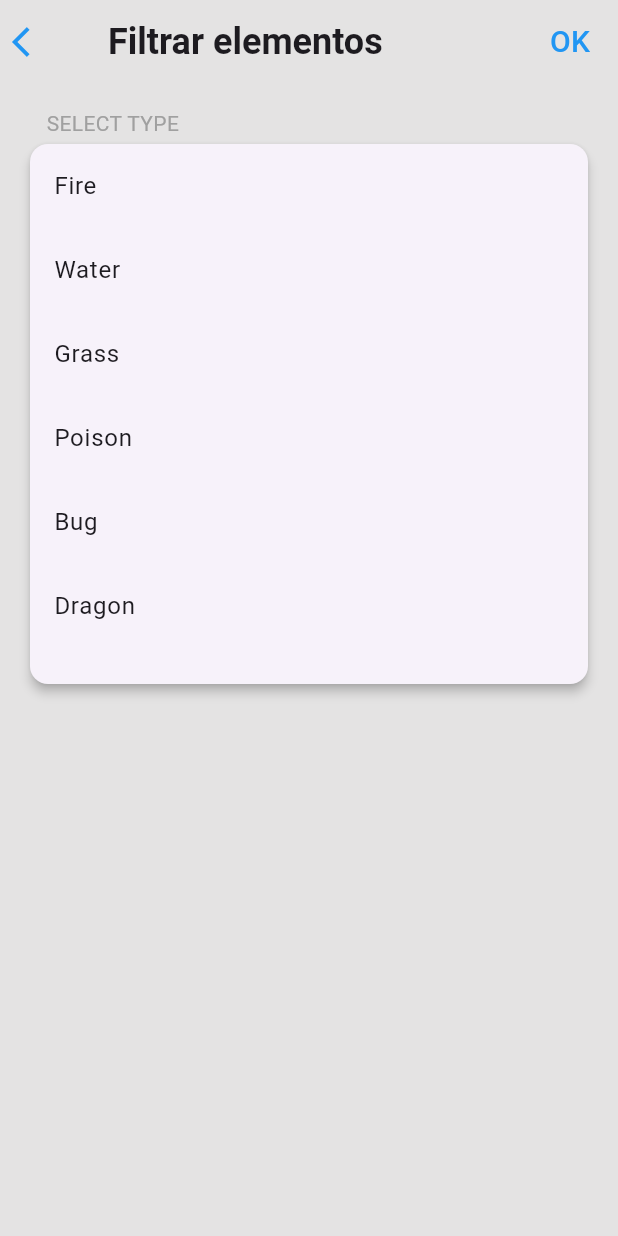
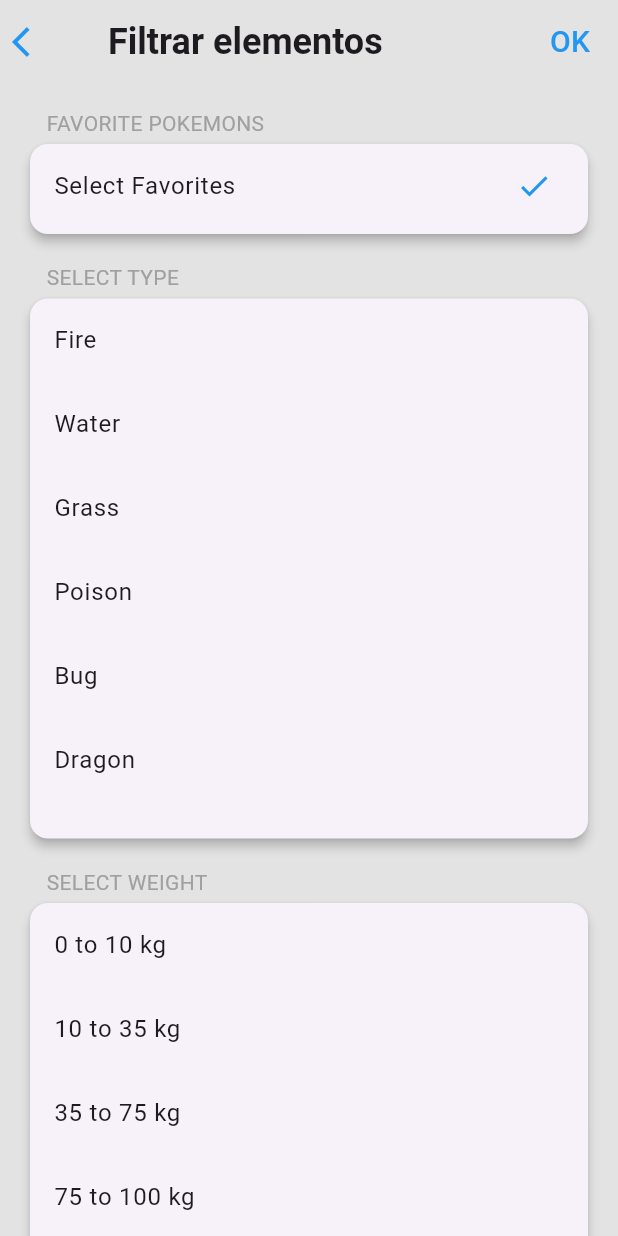
Before and after one commit to mdusap/pokedex, a Flutter app: the screen it shows after launch, after a tap on the "tune" icon, on a phone screen of 412 x 824 dp. Run offline on Flutter 3.47's test engine with Material 3 defaults, Android fonts, the phone set to English and light mode, and no system bars; our stand-ins replace shared_preferences; network calls fail.

Commit message:
a lot of things

```diff
--- /dev/null
+++ b/devtools_options.yaml
@@ -0,0 +1 @@
+extensions:
--- /dev/null
+++ b/lib/helpers/shared_preferences_manager.dart
@@ -0,0 +1,41 @@
+import 'package:shared_preferences/shared_preferences.dart';
+
+class SharedPreferencesManager {
+  static SharedPreferencesManager? _instance;
+  late SharedPreferences _prefs;
+
+  SharedPreferencesManager._internal();
+
+  factory SharedPreferencesManager() {
+    return _instance ??= SharedPreferencesManager._internal();
+  }
+
+  Future<void> init() async {
+    _prefs = await SharedPreferences.getInstance();
+  }
+
+  bool getBool(String key, {bool defaultValue = false}) {
+    return _prefs.getBool(key) ?? defaultValue;
+  }
+
+  Future<bool> setBool(String key, bool value) async {
+    return await _prefs.setBool(key, value);
+  }
+
+  List<String> getStringList(String key,
+      {List<String> defaultValue = const []}) {
+    return _prefs.getStringList(key) ?? defaultValue;
+  }
+
+  Future<bool> setStringList(String key, List<String> value) async {
+    return await _prefs.setStringList(key, value);
+  }
+
+  List<String> getEmptyStringList(String key) {
+    return _prefs.getStringList(key) ?? [];
+  }
+
+  Future<bool> setEmptyStringList(String key) async {
+    return await _prefs.setStringList(key, []);
+  }
+}
--- a/lib/main.dart
+++ b/lib/main.dart
@@ -1,10 +1,13 @@
 import 'dart:io';
 
 import 'package:flutter/material.dart';
+import 'package:pokedex/helpers/shared_preferences_manager.dart';
 import 'package:pokedex/screens/pokemon_list.dart';
 
-void main() {
+void main() async {
   HttpOverrides.global = MyHttpOverrides();
+  WidgetsFlutterBinding.ensureInitialized();
+  await SharedPreferencesManager().init();
   runApp(const MyApp());
 }
 
--- a/lib/screens/pokemon_filter.dart
+++ b/lib/screens/pokemon_filter.dart
@@ -1,10 +1,9 @@
 import 'package:flutter/material.dart';
 import 'package:pokedex/data/pokemon.dart';
-import 'package:shared_preferences/shared_preferences.dart';
+import 'package:pokedex/helpers/shared_preferences_manager.dart';
 
 class PokemonFilterScreen extends StatefulWidget {
-    const PokemonFilterScreen({Key? key}) : super(key: key);
-
+  const PokemonFilterScreen({Key? key}) : super(key: key);
 
   @override
   State<PokemonFilterScreen> createState() {
@@ -15,6 +14,8 @@ class PokemonFilterScreen extends StatefulWidget {
 class _PokemonFilterScreenState extends State<PokemonFilterScreen> {
   late List<Pokemon> pokemonList;
 
+  SharedPreferencesManager prefsManager = SharedPreferencesManager();
+
   List<String> pokemonTypes = [
     'Fire',
     'Water',
@@ -24,26 +25,41 @@ class _PokemonFilterScreenState extends State<PokemonFilterScreen> {
     'Dragon'
   ];
 
+  List<String> pokemonWeights = [
+    '0 to 10 kg',
+    '10 to 35 kg',
+    '35 to 75 kg',
+    '75 to 100 kg',
+    '100 o superior',
+  ];
+
+  List<String> favoritePokemons = [
+    'Select Favorites',
+    'Select All',
+  ];
+
   // Using set instead of list to not allow duplicated (When user presses the same item multiple times it gets the same value multiple times and that was an error)
   Set<String> selectedTypes = {};
+  Set<String> selectedWeights = {};
 
   @override
   void initState() {
     super.initState();
-    _loadSelectedTypes();
-  }
-
-  Future<void> _loadSelectedTypes() async {
-    SharedPreferences prefs = await SharedPreferences.getInstance();
-    setState(() {
-      selectedTypes = (prefs.getStringList('selectedTypes') ?? []).toSet();
-    });
+    if (selectedTypes.isNotEmpty) {
+      selectedTypes = (prefsManager.getStringList('selectedTypes')).toSet();
+    } else {
+      selectedTypes =
+          (prefsManager.getEmptyStringList('selectedTypes')).toSet();
+    }
   }
 
   // Using shared_preferences to save the selected item so when we go back to the filter screen mantain the selected item/s
-  Future<void> _saveSelectedTypes() async {
-    SharedPreferences prefs = await SharedPreferences.getInstance();
-    prefs.setStringList('selectedTypes', selectedTypes.toList());
+  Future<void> _saveFilters() async {
+    if (selectedTypes.isEmpty) {
+      prefsManager.setEmptyStringList('selectedTypes');
+    } else {
+      prefsManager.setStringList('selectedTypes', selectedTypes.toList());
+    }
   }
 
   @override
@@ -53,9 +69,10 @@ class _PokemonFilterScreenState extends State<PokemonFilterScreen> {
       appBar: AppBar(
         actions: [
           TextButton(
-            onPressed: () async {
-              await _saveSelectedTypes();
-              Navigator.pop(context, selectedTypes.toSet());
+            onPressed: () {
+              _saveFilters();
+              //final data = {"types":selectedTypes.toSet(), "weights":selectedWeights.toSet()};
+              Navigator.of(context).pop(selectedTypes.toSet());
             },
             child: const Text(
               'OK',
@@ -92,6 +109,48 @@ class _PokemonFilterScreenState extends State<PokemonFilterScreen> {
           child: Column(
             crossAxisAlignment: CrossAxisAlignment.stretch,
             children: [
+              const Padding(
+                padding: EdgeInsets.only(left: 15),
+                child: Text(
+                  'FAVORITE POKEMONS',
+                  style: TextStyle(color: Color.fromARGB(255, 160, 160, 160)),
+                ),
+              ),
+              Card(
+                elevation: 3,
+                child: SizedBox(
+                  height: 60.0,
+                  child: ListView.builder(
+                    physics: const NeverScrollableScrollPhysics(),
+                    itemCount: favoritePokemons.length,
+                    itemBuilder: (BuildContext context, int index) {
+                      String favorites = favoritePokemons[index];
+                      bool isSelected = favoritePokemons.contains(favorites);
+                      return ListTile(
+                        title: Text(favorites),
+                        onTap: () {
+                          setState(() {
+                            if (isSelected) {
+                              selectedTypes.remove(favorites);
+                            } else {
+                              selectedTypes.add(favorites);
+                            }
+                          });
+                        },
+                        trailing: isSelected
+                            ? const Icon(
+                                Icons.check,
+                                color: Colors.blue,
+                              )
+                            : null,
+                      );
+                    },
+                  ),
+                ),
+              ),
+              const SizedBox(
+                height: 15,
+              ),
               const Padding(
                 padding: EdgeInsets.only(left: 15),
                 child: Text(
@@ -132,6 +191,48 @@ class _PokemonFilterScreenState extends State<PokemonFilterScreen> {
                   ),
                 ),
               ),
+              const SizedBox(
+                height: 15,
+              ),
+              const Padding(
+                padding: EdgeInsets.only(left: 15),
+                child: Text(
+                  'SELECT WEIGHT',
+                  style: TextStyle(color: Color.fromARGB(255, 160, 160, 160)),
+                ),
+              ),
+              Card(
+                elevation: 3,
+                child: SizedBox(
+                  height: pokemonWeights.length * 60.0,
+                  child: ListView.builder(
+                    physics: const NeverScrollableScrollPhysics(),
+                    itemCount: pokemonWeights.length,
+                    itemBuilder: (BuildContext context, int index) {
+                      String weight = pokemonWeights[index];
+                      bool isSelected = selectedWeights.contains(weight);
+                      return ListTile(
+                        title: Text(weight),
+                        onTap: () {
+                          setState(() {
+                            if (isSelected) {
+                              selectedWeights.remove(weight);
+                            } else {
+                              selectedWeights.add(weight);
+                            }
+                          });
+                        },
+                        trailing: isSelected
+                            ? const Icon(
+                                Icons.check,
+                                color: Colors.blue,
+                              )
+                            : null,
+                      );
+                    },
+                  ),
+                ),
+              ),
             ],
           ),
         ),
--- a/lib/screens/pokemon_list.dart
+++ b/lib/screens/pokemon_list.dart
@@ -2,6 +2,7 @@ import 'dart:convert';
 import 'package:flutter/material.dart';
 import 'package:flutter/services.dart';
 import 'package:pokedex/data/pokemon.dart';
+import 'package:pokedex/screens/pokemon_detail.dart';
 import 'package:pokedex/screens/pokemon_filter.dart';
 import 'package:pokedex/widgets/pokemon_card.dart';
 
@@ -44,7 +45,7 @@ class _PokemonListScreenState extends State<PokemonListScreen> {
   }
 
   // Search pokemon method
-  void _search(String query) {
+  void _searchPokemons(String query) {
     query = query.replaceAll(' ', '');
     setState(() {
       displayedPokemons = pokemons
@@ -54,19 +55,29 @@ class _PokemonListScreenState extends State<PokemonListScreen> {
     });
   }
 
+  // Navigate to detail pokemon screen
+  void _navigateToDetailScreen(Pokemon pokemon) {
+    Navigator.push(
+      context,
+      MaterialPageRoute(
+        builder: (context) => PokemonDetailScreen(pokemon: pokemon),
+      ),
+    );
+  }
+
   // Navigate to filter screen
-  void _filterScreen() async {
+  void _navigateToFilterScreen() async {
     final Set<String>? selectedTypes = await Navigator.push<Set<String>?>(
       context,
       MaterialPageRoute(builder: (context) => const PokemonFilterScreen()),
     );
     if (selectedTypes != null) {
-      _applyTypeFilter(selectedTypes);
+      _applyFilters(selectedTypes);
     }
   }
 
   // Apply type filter to displayedPokemons
-  void _applyTypeFilter(Set<String> selectedTypes) {
+  void _applyFilters(Set<String> selectedTypes) {
     setState(() {
       if (selectedTypes.isNotEmpty) {
         displayedPokemons = pokemons
@@ -102,7 +113,7 @@ class _PokemonListScreenState extends State<PokemonListScreen> {
                     size: 24.0,
                     color: Color.fromARGB(255, 53, 123, 242),
                   ),
-                  onPressed: _filterScreen,
+                  onPressed: _navigateToFilterScreen,
                 ),
               ],
             ),
@@ -125,7 +136,7 @@ class _PokemonListScreenState extends State<PokemonListScreen> {
                   ),
                   Expanded(
                     child: TextField(
-                      onChanged: _search,
+                      onChanged: _searchPokemons,
                       decoration: const InputDecoration(
                         hintText: 'Buscar por nombre',
                         hintStyle: TextStyle(fontWeight: FontWeight.w300),
@@ -148,7 +159,12 @@ class _PokemonListScreenState extends State<PokemonListScreen> {
               itemCount: displayedPokemons.length,
               itemBuilder: (context, index) {
                 Pokemon pokemon = displayedPokemons[index];
-                return PokemonCard(pokemon: pokemon);
+                return GestureDetector(
+                  onTap: () {
+                    _navigateToDetailScreen(pokemon);
+                  },
+                  child: PokemonCard(pokemon: pokemon),
+                );
               },
             ),
     );
--- a/lib/widgets/pokemon_card.dart
+++ b/lib/widgets/pokemon_card.dart
@@ -1,5 +1,6 @@
 import 'package:flutter/material.dart';
 import 'package:pokedex/data/pokemon.dart';
+import 'package:pokedex/helpers/helpers.dart';
 
 class PokemonCard extends StatelessWidget {
   const PokemonCard({super.key, required this.pokemon});
@@ -9,12 +10,7 @@ class PokemonCard extends StatelessWidget {
   @override
   Widget build(BuildContext context) {
 
-    String capitalize(String s) {
-      if (s.isEmpty) {
-        return '';
-      }
-      return s[0].toUpperCase() + s.substring(1);
-    }
+    Helper helper = Helper.instance;
 
     return Padding(
       padding: const EdgeInsets.all(8),
@@ -34,7 +30,7 @@ class PokemonCard extends StatelessWidget {
                 children: [
                   Image.network(pokemon.image, height: 80.0),
                   Text(
-                   capitalize(pokemon.name),
+                   helper.capitalize(pokemon.name),
                    style: const TextStyle(fontWeight: FontWeight.bold),
                   ),
                 ],
--- a/pubspec.yaml
+++ b/pubspec.yaml
@@ -31,6 +31,7 @@ dependencies:
   flutter:
     sdk: flutter
   shared_preferences: ^2.0.10
+  provider: ^6.1.1
 
   # The following adds the Cupertino Icons font to your application.
   # Use with the CupertinoIcons class for iOS style icons.
```
Also changed, not shown: lib/helpers/helpers.dart (added, +13 -0 lines), lib/screens/pokemon_detail.dart (added, +214 -0 lines), pubspec.lock, 4 other files.
